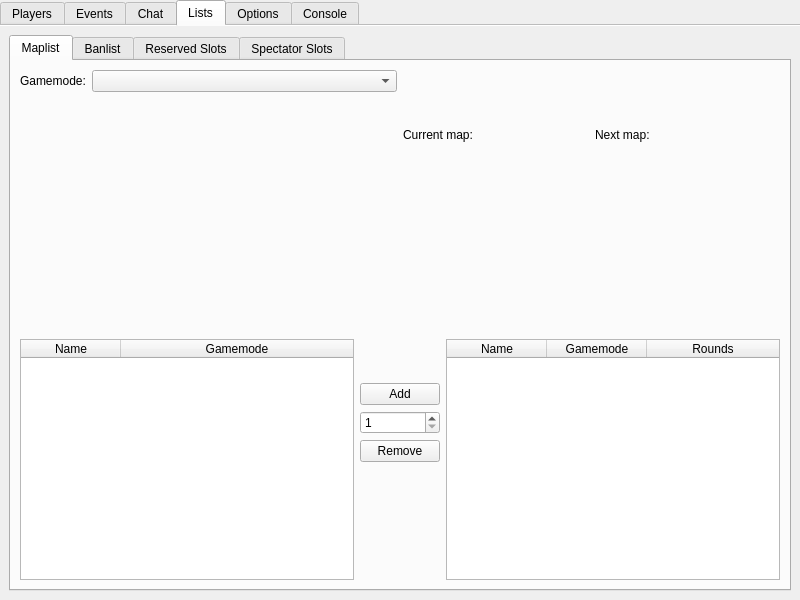
Old version of the form Client/bf4/BF4.ui in the repository OpenRcon/OpenRcon.
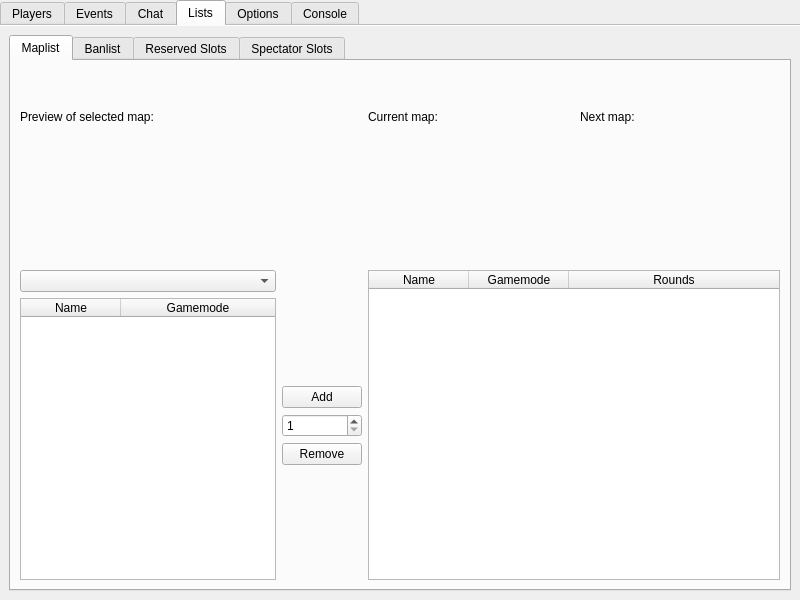
New version of the form. Icons and pictures are not drawn.

Commit message: Implemented per game images and fixed bugs.

```diff
--- a/Client/bf4/BF4.ui
+++ b/Client/bf4/BF4.ui
@@ -152,141 +152,12 @@
         <string>Maplist</string>
        </attribute>
        <layout class="QGridLayout" name="gridLayout_5">
-        <item row="0" column="1" rowspan="2">
-         <layout class="QGridLayout" name="gridLayout_7">
-          <item row="1" column="0" colspan="2">
-           <widget class="QLabel" name="label_li_ml_avaliable">
-            <property name="maximumSize">
-             <size>
-              <width>320</width>
-              <height>200</height>
-             </size>
-            </property>
-            <property name="text">
-             <string/>
-            </property>
-           </widget>
-          </item>
-          <item row="1" column="2" colspan="2">
-           <widget class="QLabel" name="label_li_ml_current">
-            <property name="maximumSize">
-             <size>
-              <width>320</width>
-              <height>200</height>
-             </size>
-            </property>
-            <property name="text">
-             <string/>
-            </property>
-           </widget>
-          </item>
-          <item row="0" column="1">
-           <widget class="QLabel" name="label_li_ml_currentMap_value">
-            <property name="text">
-             <string/>
-            </property>
-           </widget>
-          </item>
-          <item row="0" column="2">
-           <widget class="QLabel" name="label_li_ml_nextMap">
-            <property name="text">
-             <string>Next map:</string>
-            </property>
-           </widget>
-          </item>
-          <item row="0" column="3">
-           <widget class="QLabel" name="label_li_ml_nextMap_value">
-            <property name="text">
-             <string/>
-            </property>
-           </widget>
-          </item>
-          <item row="0" column="0">
-           <widget class="QLabel" name="label_li_ml_currentMap">
-            <property name="text">
-             <string>Current map:</string>
-            </property>
-           </widget>
-          </item>
-         </layout>
-        </item>
         <item row="0" column="0">
-         <layout class="QFormLayout" name="formLayout">
-          <item row="0" column="0">
-           <widget class="QLabel" name="label_li_ml_gameMode">
-            <property name="text">
-             <string>Gamemode:</string>
-            </property>
-           </widget>
-          </item>
-          <item row="0" column="1">
-           <widget class="QComboBox" name="comboBox_li_ml_gameMode"/>
-          </item>
-         </layout>
-        </item>
-        <item row="1" column="0">
-         <spacer name="verticalSpacer_4">
-          <property name="orientation">
-           <enum>Qt::Vertical</enum>
-          </property>
-          <property name="sizeHint" stdset="0">
-           <size>
-            <width>20</width>
-            <height>225</height>
-           </size>
-          </property>
-         </spacer>
-        </item>
-        <item row="2" column="0" colspan="2">
-         <layout class="QHBoxLayout" name="horizontalLayout">
-          <item>
-           <widget class="QTableWidget" name="tableWidget_li_ml_avaliable">
-            <property name="editTriggers">
-             <set>QAbstractItemView::NoEditTriggers</set>
-            </property>
-            <property name="selectionMode">
-             <enum>QAbstractItemView::SingleSelection</enum>
-            </property>
-            <property name="selectionBehavior">
-             <enum>QAbstractItemView::SelectRows</enum>
-            </property>
-            <property name="showGrid">
-             <bool>false</bool>
-            </property>
-            <attribute name="horizontalHeaderHighlightSections">
-             <bool>false</bool>
-            </attribute>
-            <attribute name="horizontalHeaderStretchLastSection">
-             <bool>true</bool>
-            </attribute>
-            <attribute name="verticalHeaderVisible">
-             <bool>false</bool>
-            </attribute>
-            <attribute name="verticalHeaderDefaultSectionSize">
-             <number>17</number>
-            </attribute>
-            <attribute name="verticalHeaderHighlightSections">
-             <bool>false</bool>
-            </attribute>
-            <attribute name="verticalHeaderMinimumSectionSize">
-             <number>17</number>
-            </attribute>
-            <column>
-             <property name="text">
-              <string>Name</string>
-             </property>
-            </column>
-            <column>
-             <property name="text">
-              <string>Gamemode</string>
-             </property>
-            </column>
-           </widget>
-          </item>
-          <item>
+         <layout class="QGridLayout" name="gridLayout_12">
+          <item row="2" column="3" rowspan="4">
            <layout class="QVBoxLayout" name="verticalLayout">
             <item>
-             <spacer name="verticalSpacer_2">
+             <spacer name="verticalSpacer">
               <property name="orientation">
                <enum>Qt::Vertical</enum>
               </property>
@@ -320,21 +191,49 @@
              </widget>
             </item>
             <item>
-             <spacer name="verticalSpacer">
+             <spacer name="verticalSpacer_2">
               <property name="orientation">
                <enum>Qt::Vertical</enum>
               </property>
               <property name="sizeHint" stdset="0">
                <size>
                 <width>20</width>
-                <height>118</height>
+                <height>40</height>
                </size>
               </property>
              </spacer>
             </item>
            </layout>
           </item>
-          <item>
+          <item row="0" column="7">
+           <widget class="QLabel" name="label_li_ml_nextMapText">
+            <property name="text">
+             <string>Next map:</string>
+            </property>
+           </widget>
+          </item>
+          <item row="0" column="4">
+           <widget class="QLabel" name="label_li_ml_currentMapText">
+            <property name="text">
+             <string>Current map:</string>
+            </property>
+           </widget>
+          </item>
+          <item row="0" column="8" colspan="2">
+           <widget class="QLabel" name="label_li_ml_nextMapValue">
+            <property name="text">
+             <string/>
+            </property>
+           </widget>
+          </item>
+          <item row="0" column="5" colspan="2">
+           <widget class="QLabel" name="label_li_ml_currentMapValue">
+            <property name="text">
+             <string/>
+            </property>
+           </widget>
+          </item>
+          <item row="2" column="4" rowspan="4" colspan="6">
            <widget class="QTableWidget" name="tableWidget_li_ml_current">
             <property name="editTriggers">
              <set>QAbstractItemView::NoEditTriggers</set>
@@ -389,6 +288,121 @@
             </column>
            </widget>
           </item>
+          <item row="1" column="4" colspan="6">
+           <layout class="QHBoxLayout" name="horizontalLayout">
+            <item>
+             <widget class="QLabel" name="label_li_ml_currentMapImage">
+              <property name="text">
+               <string/>
+              </property>
+             </widget>
+            </item>
+            <item>
+             <widget class="QLabel" name="label_li_ml_nextMapImage">
+              <property name="text">
+               <string/>
+              </property>
+             </widget>
+            </item>
+            <item>
+             <spacer name="horizontalSpacer">
+              <property name="orientation">
+               <enum>Qt::Horizontal</enum>
+              </property>
+              <property name="sizeHint" stdset="0">
+               <size>
+                <width>40</width>
+                <height>20</height>
+               </size>
+              </property>
+             </spacer>
+            </item>
+           </layout>
+          </item>
+          <item row="1" column="0" colspan="3">
+           <layout class="QHBoxLayout" name="horizontalLayout_2">
+            <item>
+             <widget class="QLabel" name="label_li_ml_avaliableMapImage">
+              <property name="maximumSize">
+               <size>
+                <width>16777215</width>
+                <height>16777215</height>
+               </size>
+              </property>
+              <property name="text">
+               <string/>
+              </property>
+             </widget>
+            </item>
+            <item>
+             <spacer name="horizontalSpacer_3">
+              <property name="orientation">
+               <enum>Qt::Horizontal</enum>
+              </property>
+              <property name="sizeHint" stdset="0">
+               <size>
+                <width>40</width>
+                <height>20</height>
+               </size>
+              </property>
+             </spacer>
+            </item>
+           </layout>
+          </item>
+          <item row="0" column="0" colspan="3">
+           <widget class="QLabel" name="label_li_ml_avaliableMapText">
+            <property name="text">
+             <string>Preview of selected map:</string>
+            </property>
+           </widget>
+          </item>
+          <item row="2" column="0" colspan="3">
+           <widget class="QComboBox" name="comboBox_li_ml_gameMode"/>
+          </item>
+          <item row="3" column="0" rowspan="3" colspan="3">
+           <widget class="QTableWidget" name="tableWidget_li_ml_avaliable">
+            <property name="editTriggers">
+             <set>QAbstractItemView::NoEditTriggers</set>
+            </property>
+            <property name="selectionMode">
+             <enum>QAbstractItemView::SingleSelection</enum>
+            </property>
+            <property name="selectionBehavior">
+             <enum>QAbstractItemView::SelectRows</enum>
+            </property>
+            <property name="showGrid">
+             <bool>false</bool>
+            </property>
+            <attribute name="horizontalHeaderHighlightSections">
+             <bool>false</bool>
+            </attribute>
+            <attribute name="horizontalHeaderStretchLastSection">
+             <bool>true</bool>
+            </attribute>
+            <attribute name="verticalHeaderVisible">
+             <bool>false</bool>
+            </attribute>
+            <attribute name="verticalHeaderDefaultSectionSize">
+             <number>17</number>
+            </attribute>
+            <attribute name="verticalHeaderHighlightSections">
+             <bool>false</bool>
+            </attribute>
+            <attribute name="verticalHeaderMinimumSectionSize">
+             <number>17</number>
+            </attribute>
+            <column>
+             <property name="text">
+              <string>Name</string>
+             </property>
+            </column>
+            <column>
+             <property name="text">
+              <string>Gamemode</string>
+             </property>
+            </column>
+           </widget>
+          </item>
          </layout>
         </item>
        </layout>
```
The commit also changes 9 other files.
